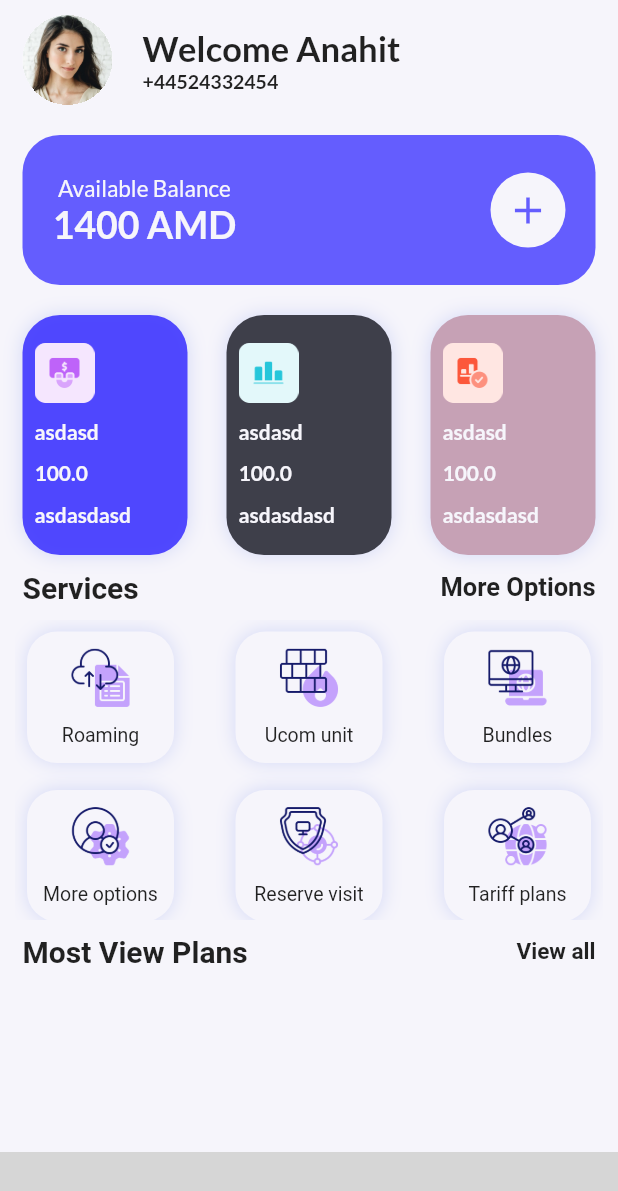
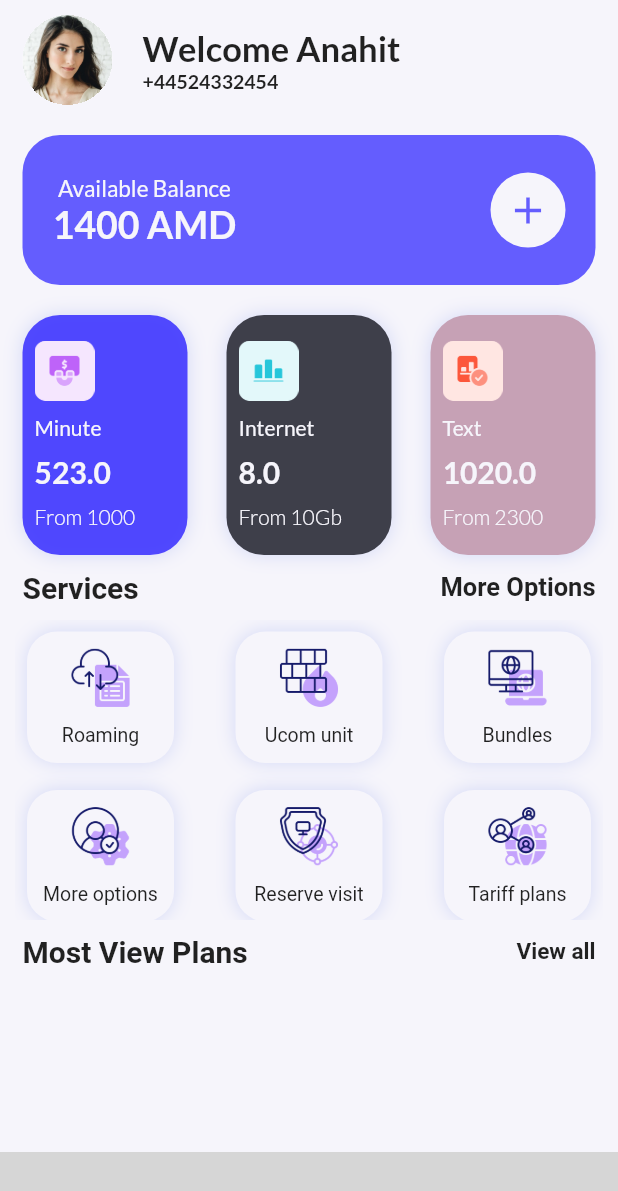
Before and after one commit to mahmoud-eslami/network_manager_ui, a Flutter app: the screen it shows after launch, on a phone screen of 412 x 824 dp. Shown: the top 1191 px of the screen. Run offline on Flutter 3.47's test engine with Material 2 defaults, Android fonts, the light colour scheme and no system bars; our stand-ins replace google_fonts; missing offline and left inert: bottom_animation; grey boxes are pictures that could not be loaded.

Commit message:
Card view refactored

```diff
--- a/lib/components/home_components/cart_view.dart
+++ b/lib/components/home_components/cart_view.dart
@@ -58,7 +58,7 @@ class CardView extends StatelessWidget {
               style: GoogleFonts.lato(
                   textStyle: TextStyle(
                 color: AppColor.background,
-                fontWeight: FontWeight.w700,
+                fontWeight: FontWeight.w500,
               )),
             ),
             Text(
@@ -67,6 +67,7 @@ class CardView extends StatelessWidget {
                   textStyle: TextStyle(
                 color: AppColor.background,
                 fontWeight: FontWeight.w700,
+                    fontSize: 20,
               )),
             ),
             Text(
@@ -74,7 +75,7 @@ class CardView extends StatelessWidget {
               style: GoogleFonts.lato(
                   textStyle: TextStyle(
                 color: AppColor.background,
-                fontWeight: FontWeight.w700,
+                fontWeight: FontWeight.w300,
               )),
             ),
           ],
--- a/lib/screens/home.dart
+++ b/lib/screens/home.dart
@@ -142,33 +142,33 @@ class DynamicBody extends StatelessWidget {
                   children: [
                     CardView(
                       bgColor: AppColor.blue.withOpacity(.9),
-                      count: 100,
+                      count: 523,
                       imgPath: 'assets/images/buss.png',
                       heightSize: 160,
                       widthSize: 110,
                       borderRaduis: 25,
-                      title: 'asdasd',
-                      subTitle: 'asdasdasd',
+                      title: 'Minute',
+                      subTitle: 'From 1000',
                     ),
                     CardView(
                       bgColor: AppColor.dark,
-                      count: 100,
+                      count: 8,
                       imgPath: 'assets/images/chart.png',
                       heightSize: 160,
                       widthSize: 110,
                       borderRaduis: 25,
-                      title: 'asdasd',
-                      subTitle: 'asdasdasd',
+                      title: 'Internet',
+                      subTitle: 'From 10Gb',
                     ),
                     CardView(
                       bgColor: AppColor.lightPurpule,
-                      count: 100,
+                      count: 1020,
                       imgPath: 'assets/images/sales.png',
                       heightSize: 160,
                       widthSize: 110,
                       borderRaduis: 25,
-                      title: 'asdasd',
-                      subTitle: 'asdasdasd',
+                      title: 'Text',
+                      subTitle: 'From 2300',
                     ),
                   ],
                 ),
```
